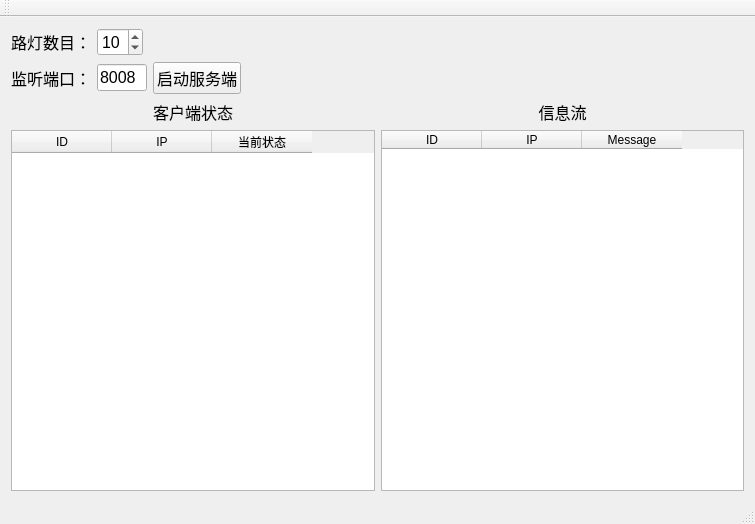
The window that LightDetection/Server/Server.ui (myzhyu/LightDetection) describes before a commit, drawn with Qt 5.
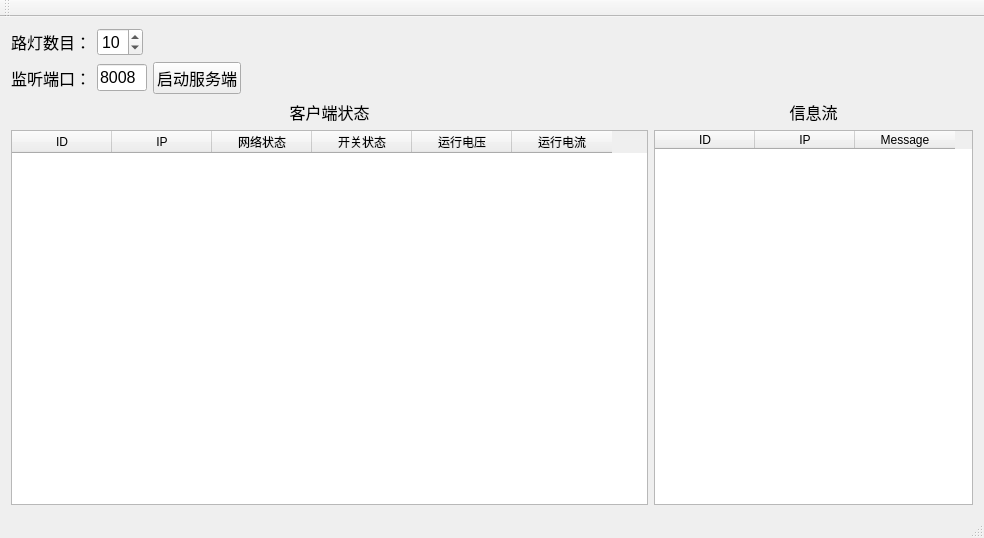
The same window after the commit.

Commit message: Add:添加客户端网络发送，服务端信息提取解析并显示

```diff
--- a/LightDetection/Server/Server.ui
+++ b/LightDetection/Server/Server.ui
@@ -6,8 +6,8 @@
    <rect>
     <x>0</x>
     <y>0</y>
-    <width>755</width>
-    <height>524</height>
+    <width>984</width>
+    <height>538</height>
    </rect>
   </property>
   <property name="windowTitle">
@@ -125,7 +125,7 @@
      </layout>
     </item>
     <item>
-     <layout class="QHBoxLayout" name="horizontalLayout_2">
+     <layout class="QHBoxLayout" name="horizontalLayout_2" stretch="2,1">
       <property name="topMargin">
        <number>0</number>
       </property>
@@ -169,7 +169,22 @@
           </column>
           <column>
            <property name="text">
-            <string>当前状态</string>
+            <string>网络状态</string>
+           </property>
+          </column>
+          <column>
+           <property name="text">
+            <string>开关状态</string>
+           </property>
+          </column>
+          <column>
+           <property name="text">
+            <string>运行电压</string>
+           </property>
+          </column>
+          <column>
+           <property name="text">
+            <string>运行电流</string>
            </property>
           </column>
          </widget>
```
Left out of the diff: 2 changed lines with no effect on the pictures. The commit also changes 12 other files.
